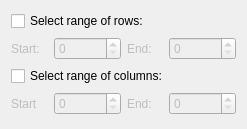
Above: src/Interface/Modules/Math/SelectSubMatrix.ui from SCIInstitute/SCIRun before the change. Below: the same form after it.
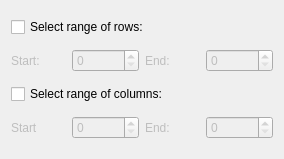
That is the form after the change.

```diff
--- a/src/Interface/Modules/Math/SelectSubMatrix.ui
+++ b/src/Interface/Modules/Math/SelectSubMatrix.ui
@@ -6,14 +6,14 @@
    <rect>
     <x>0</x>
     <y>0</y>
-    <width>247</width>
-    <height>129</height>
+    <width>284</width>
+    <height>159</height>
    </rect>
   </property>
   <property name="minimumSize">
    <size>
-    <width>247</width>
-    <height>129</height>
+    <width>284</width>
+    <height>159</height>
    </size>
   </property>
   <property name="windowTitle">
```
